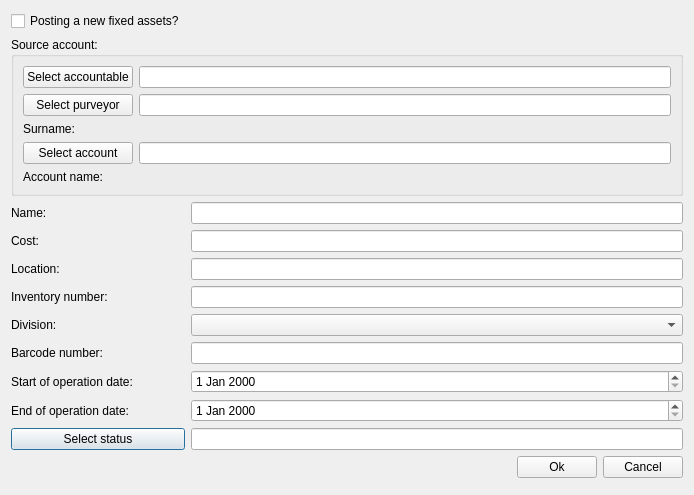
Qt form OrmasAdmin/OrmasAdmin/CreateInveDlg.ui (Dalerjon/TheOrmasProejct) before a commit.
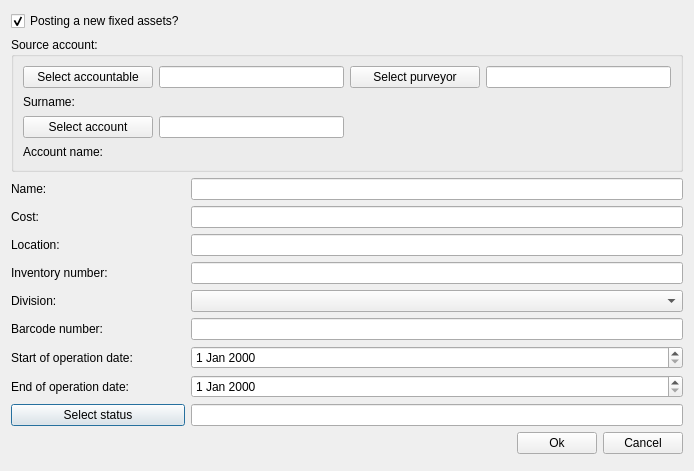
The same form after that commit.

The edit to the form file:
```diff
--- a/OrmasAdmin/OrmasAdmin/CreateInveDlg.ui
+++ b/OrmasAdmin/OrmasAdmin/CreateInveDlg.ui
@@ -32,27 +32,10 @@
    <property name="bottomMargin">
     <number>17</number>
    </property>
-   <item row="10" column="0">
-    <widget class="QPushButton" name="statusBtn">
+   <item row="8" column="0">
+    <widget class="QLabel" name="label_7">
      <property name="text">
-      <string>Select status</string>
-     </property>
-    </widget>
-   </item>
-   <item row="0" column="0">
-    <widget class="QCheckBox" name="newInvCxb">
-     <property name="text">
-      <string>Posting a new fixed assets?</string>
-     </property>
-    </widget>
-   </item>
-   <item row="4" column="1">
-    <widget class="QLineEdit" name="locationEdit"/>
-   </item>
-   <item row="2" column="0">
-    <widget class="QLabel" name="label">
-     <property name="text">
-      <string>Name:</string>
+      <string>Start of operation date:</string>
      </property>
     </widget>
    </item>
@@ -63,6 +46,33 @@
      </property>
     </widget>
    </item>
+   <item row="2" column="0">
+    <widget class="QLabel" name="label">
+     <property name="text">
+      <string>Name:</string>
+     </property>
+    </widget>
+   </item>
+   <item row="4" column="1">
+    <widget class="QLineEdit" name="locationEdit"/>
+   </item>
+   <item row="0" column="0">
+    <widget class="QCheckBox" name="newInvCxb">
+     <property name="text">
+      <string>Posting a new fixed assets?</string>
+     </property>
+     <property name="checked">
+      <bool>true</bool>
+     </property>
+    </widget>
+   </item>
+   <item row="10" column="0">
+    <widget class="QPushButton" name="statusBtn">
+     <property name="text">
+      <string>Select status</string>
+     </property>
+    </widget>
+   </item>
    <item row="11" column="0" colspan="2">
     <layout class="QHBoxLayout" name="horizontalLayout">
      <item>
@@ -128,13 +138,6 @@
    <item row="7" column="1">
     <widget class="QLineEdit" name="barcodeEdit"/>
    </item>
-   <item row="8" column="0">
-    <widget class="QLabel" name="label_7">
-     <property name="text">
-      <string>Start of operation date:</string>
-     </property>
-    </widget>
-   </item>
    <item row="8" column="1">
     <widget class="QDateEdit" name="startDateEdit"/>
    </item>
@@ -176,46 +179,59 @@
      <layout class="QGridLayout" name="gridLayout_5">
       <item row="0" column="0">
        <widget class="QPushButton" name="accableBtn">
+        <property name="minimumSize">
+         <size>
+          <width>130</width>
+          <height>0</height>
+         </size>
+        </property>
         <property name="text">
          <string>Select accountable</string>
         </property>
        </widget>
       </item>
-      <item row="2" column="1">
+      <item row="3" column="1">
        <widget class="QLabel" name="surnameLb">
+        <property name="font">
+         <font>
+          <pointsize>10</pointsize>
+          <weight>75</weight>
+          <italic>true</italic>
+          <bold>true</bold>
+         </font>
+        </property>
         <property name="text">
          <string/>
         </property>
        </widget>
       </item>
-      <item row="1" column="0">
+      <item row="0" column="2">
        <widget class="QPushButton" name="purveyorBtn">
+        <property name="minimumSize">
+         <size>
+          <width>130</width>
+          <height>0</height>
+         </size>
+        </property>
         <property name="text">
          <string>Select purveyor</string>
         </property>
        </widget>
       </item>
-      <item row="2" column="0">
-       <widget class="QLabel" name="label_9">
+      <item row="3" column="0">
+       <widget class="QLabel" name="surLb">
         <property name="text">
          <string>Surname:</string>
         </property>
        </widget>
       </item>
-      <item row="3" column="1">
+      <item row="4" column="1">
        <widget class="QLineEdit" name="accID">
         <property name="readOnly">
          <bool>true</bool>
         </property>
        </widget>
       </item>
-      <item row="1" column="1">
-       <widget class="QLineEdit" name="purEditID">
-        <property name="readOnly">
-         <bool>true</bool>
-        </property>
-       </widget>
-      </item>
       <item row="0" column="1">
        <widget class="QLineEdit" name="accableIDEdit">
         <property name="readOnly">
@@ -223,27 +239,42 @@
         </property>
        </widget>
       </item>
-      <item row="3" column="0">
+      <item row="4" column="0">
        <widget class="QPushButton" name="accountBtn">
         <property name="text">
          <string>Select account</string>
         </property>
        </widget>
       </item>
-      <item row="4" column="0">
-       <widget class="QLabel" name="label_10">
+      <item row="5" column="0">
+       <widget class="QLabel" name="accLB">
         <property name="text">
          <string>Account name:</string>
         </property>
        </widget>
       </item>
-      <item row="4" column="1">
+      <item row="5" column="1">
        <widget class="QLabel" name="accountName">
+        <property name="font">
+         <font>
+          <pointsize>10</pointsize>
+          <weight>75</weight>
+          <italic>true</italic>
+          <bold>true</bold>
+         </font>
+        </property>
         <property name="text">
          <string/>
         </property>
        </widget>
       </item>
+      <item row="0" column="3">
+       <widget class="QLineEdit" name="purEditID">
+        <property name="readOnly">
+         <bool>true</bool>
+        </property>
+       </widget>
+      </item>
      </layout>
     </widget>
    </item>
```
